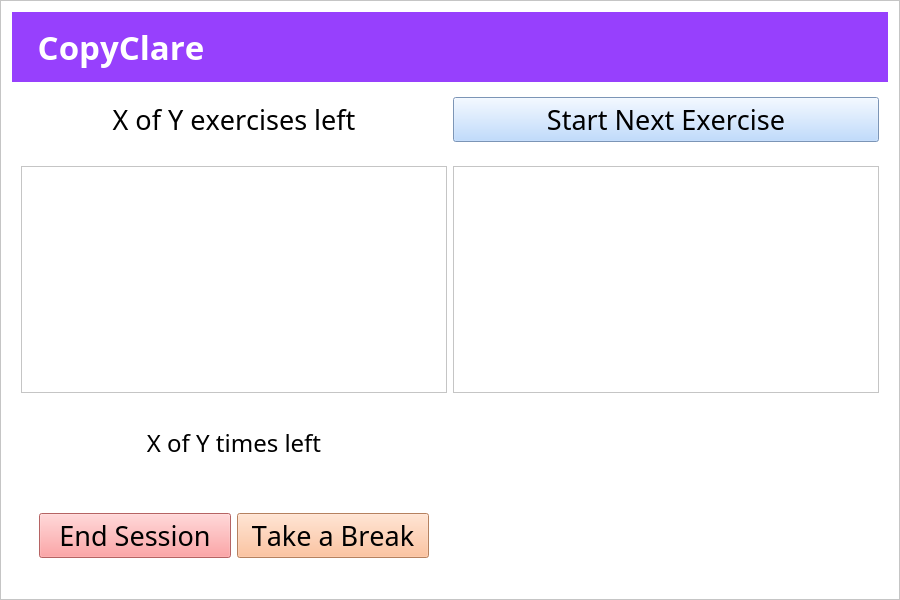
MotionInput/Team14-CopyClare, file copyclare/views/ui/raw/exercise.ui: the form before one commit.
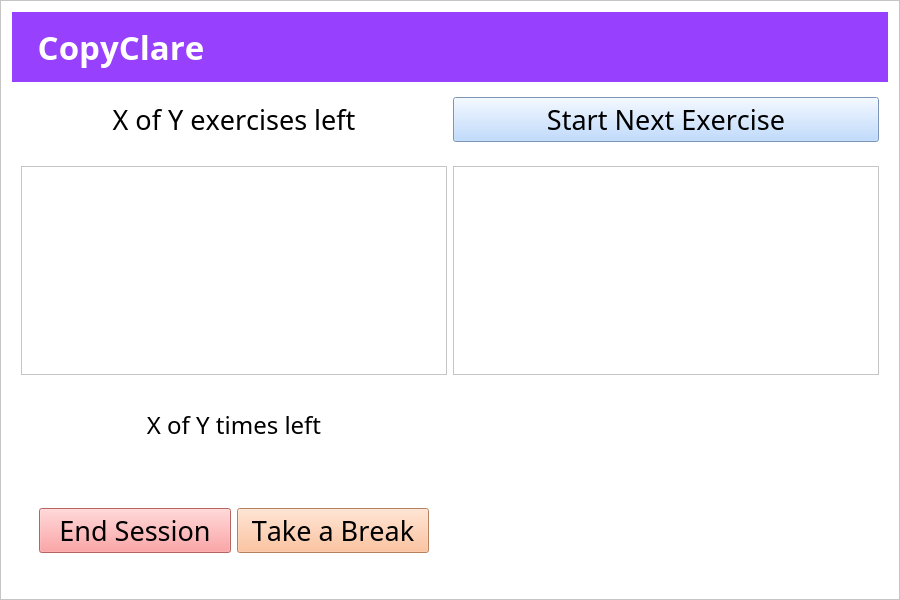
The form after the commit.

What changed in the file:
```diff
--- a/copyclare/views/ui/raw/exercise.ui
+++ b/copyclare/views/ui/raw/exercise.ui
@@ -118,10 +118,24 @@
      </property>
      <layout class="QHBoxLayout" name="horizontalLayout_2">
       <item>
-       <widget class="QGraphicsView" name="sample_video_holder"/>
+       <widget class="QGraphicsView" name="sample_video_holder">
+        <property name="minimumSize">
+         <size>
+          <width>0</width>
+          <height>200</height>
+         </size>
+        </property>
+       </widget>
       </item>
       <item>
-       <widget class="QGraphicsView" name="user_video_holder"/>
+       <widget class="QGraphicsView" name="user_video_holder">
+        <property name="minimumSize">
+         <size>
+          <width>0</width>
+          <height>200</height>
+         </size>
+        </property>
+       </widget>
       </item>
      </layout>
     </widget>
@@ -200,8 +214,14 @@
       </item>
       <item>
        <widget class="QWidget" name="graph_holder" native="true">
+        <property name="minimumSize">
+         <size>
+          <width>0</width>
+          <height>180</height>
+         </size>
+        </property>
         <property name="styleSheet">
-         <string notr="true">border-color: rgb(185, 189, 189);</string>
+         <string notr="true"/>
         </property>
         <layout class="QVBoxLayout" name="verticalLayout_3"/>
        </widget>
```
